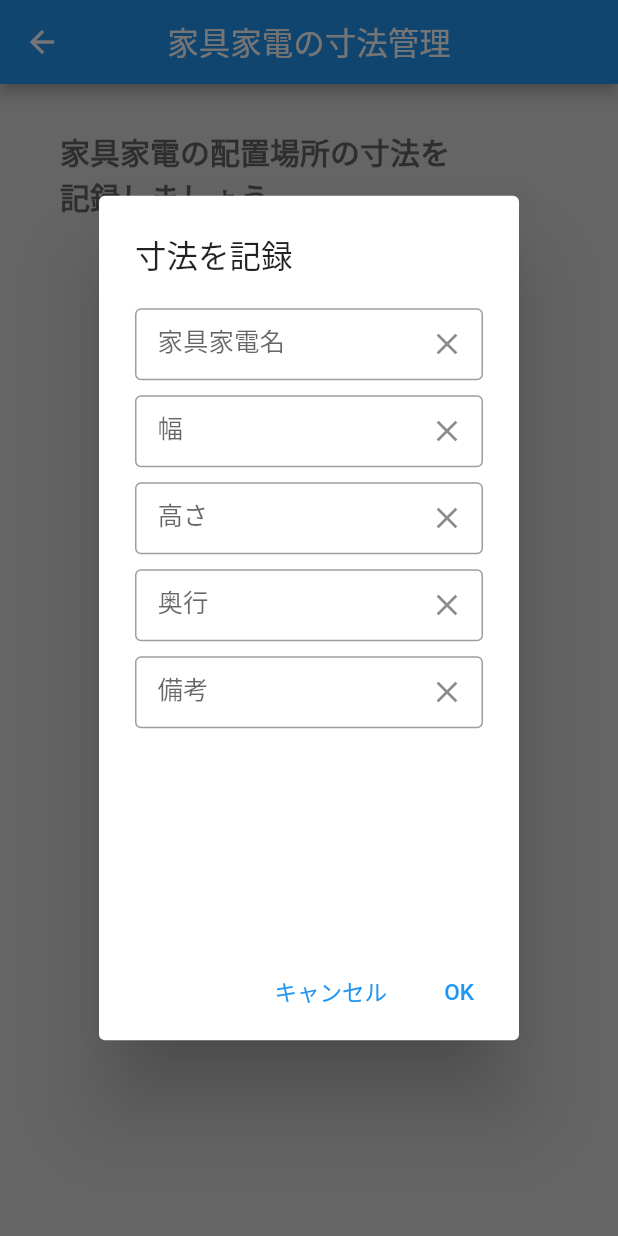
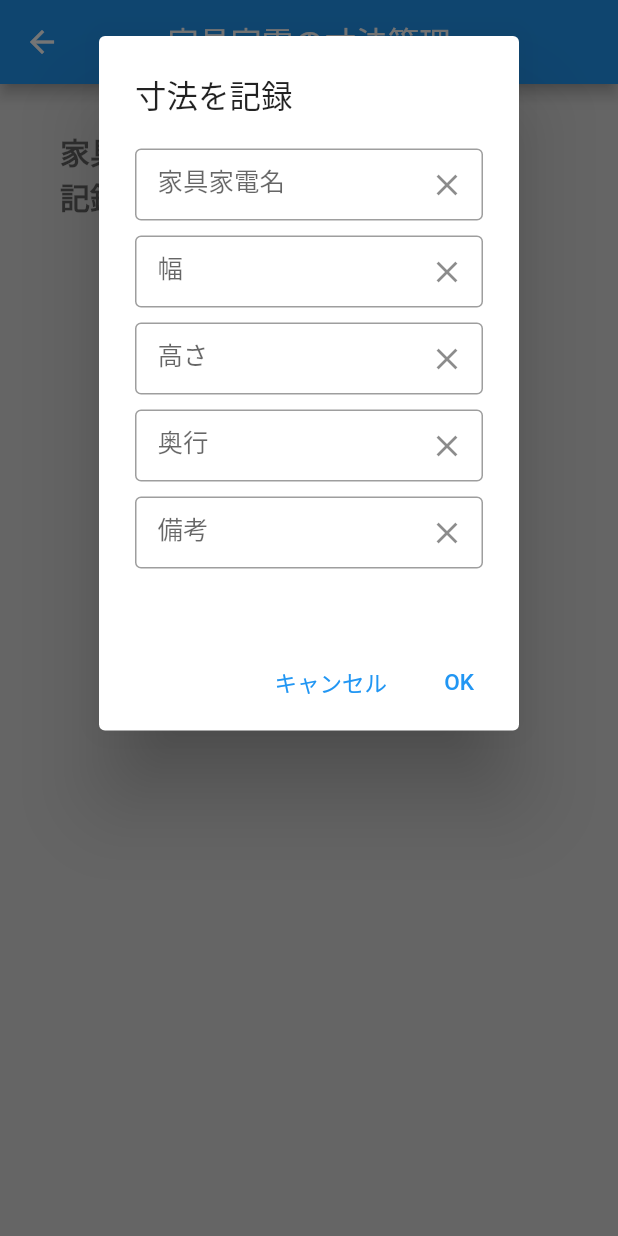
Before and after one commit to koichiromatsumoto/hikkoshi_cost_manager, a Flutter app: the RecordSizePage screen opened directly, after a tap on "寸法を記録", on a phone screen of 412 x 824 dp. Run offline on Flutter 3.47's test engine with Material 2 defaults, Android fonts, the phone set to English and light mode, and no system bars; our stand-ins replace hooks_riverpod, sqflite; accounts and stored records are empty.

Commit message:
寸法記録ダイアログの高さでエラーになるバグを修正

```diff
--- a/lib/components/input_furniture_size_dialog.dart
+++ b/lib/components/input_furniture_size_dialog.dart
@@ -39,11 +39,12 @@ Future<void> inputFurnitureSizeDialog(BuildContext context, {Furniture? furnitur
         new TextEditingController(text: initialFurnitureDepth);
         final TextEditingController _furnitureRemarkController =
         new TextEditingController(text: initialFurnitureRemark);
-        return AlertDialog(
+        return SingleChildScrollView(
+          child: AlertDialog(
             title: Text("寸法を記録"),
             content: ConstrainedBox(
               constraints: BoxConstraints(
-              maxHeight: 400.0,
+                maxHeight: 300.0,
               ),
               child: Form(
                 key: _formKey,
@@ -163,7 +164,6 @@ Future<void> inputFurnitureSizeDialog(BuildContext context, {Furniture? furnitur
                         icon: Icon(Icons.clear),
                       ),
                     ),
-                  keyboardType: TextInputType.text,
                     inputFormatters: [
                       LengthLimitingTextInputFormatter(50),
                     ],
@@ -230,6 +230,7 @@ Future<void> inputFurnitureSizeDialog(BuildContext context, {Furniture? furnitur
                 ),
               ),
             ],
+          ),
         );
       });
 }
```
Lines whose indentation alone changed are shown as unchanged.
